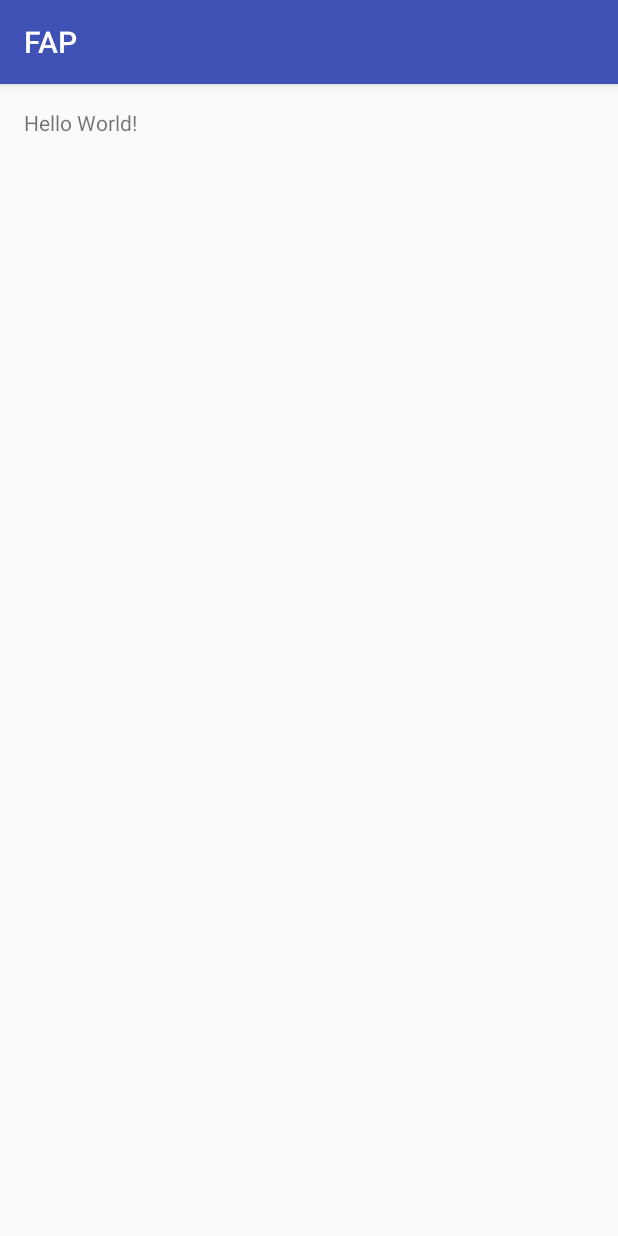
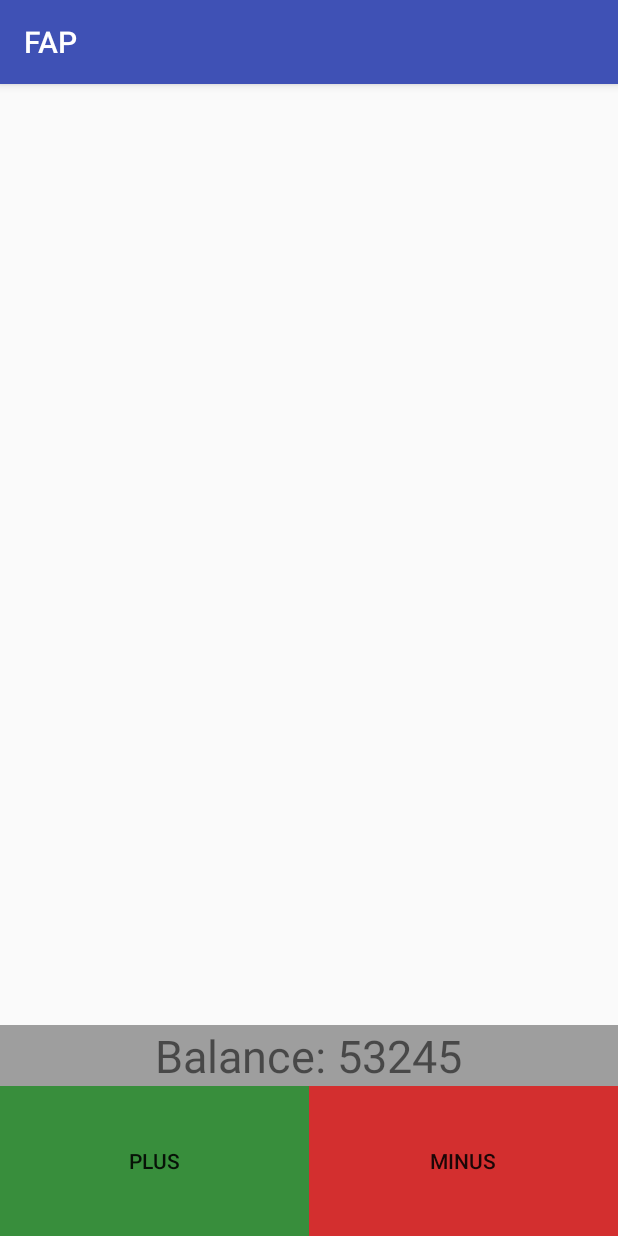
Before and after one commit to YaDaniil/FAP, an Android app: the screen it shows after launch (MainActivity), on a phone screen of 412 x 824 dp. Run offline under Robolectric (Android 15) with nearby library versions, the phone set to English and light mode, and no system bars.

Commit message:
Set up basic UI functional elements

```diff
--- a/app/build.gradle
+++ b/app/build.gradle
@@ -23,4 +23,5 @@ dependencies {
     compile fileTree(dir: 'libs', include: ['*.jar'])
     testCompile 'junit:junit:4.12'
     compile 'com.android.support:appcompat-v7:24.2.0'
+    compile 'com.android.support:recyclerview-v7:24.2.0'
 }
--- a/app/src/main/res/layout/activity_main.xml
+++ b/app/src/main/res/layout/activity_main.xml
@@ -3,14 +3,55 @@
     xmlns:tools="http://schemas.android.com/tools"
     android:layout_width="match_parent"
     android:layout_height="match_parent"
-    android:paddingBottom="@dimen/activity_vertical_margin"
-    android:paddingLeft="@dimen/activity_horizontal_margin"
-    android:paddingRight="@dimen/activity_horizontal_margin"
-    android:paddingTop="@dimen/activity_vertical_margin"
-    tools:context="com.yadaniil.fap.MainActivity">
+    tools:context="com.yadaniil.fap.MainActivity"
+    android:orientation="vertical">
 
-    <TextView
-        android:layout_width="wrap_content"
+    <LinearLayout
+        android:layout_width="match_parent"
+        android:layout_height="match_parent">
+
+        <Button
+            android:layout_width="0dp"
+            android:layout_weight="0.5"
+            android:layout_height="@dimen/buttonHeight"
+            android:layout_gravity="bottom"
+            android:text="@string/plus"
+            android:id="@+id/plusButton"
+            android:background="@color/green700"/>
+
+        <Button
+            android:layout_width="0dp"
+            android:layout_weight="0.5"
+            android:layout_height="@dimen/buttonHeight"
+            android:text="@string/minus"
+
+            android:id="@+id/minusButton"
+            android:background="@color/red700"
+            android:layout_gravity="bottom"/>
+
+
+    </LinearLayout>
+
+    <android.support.v7.widget.RecyclerView
+        android:layout_width="match_parent"
+        android:layout_height="match_parent"
+        android:id="@+id/entriesRecyclerView"
+        android:layout_marginBottom="@dimen/buttonHeight">
+    </android.support.v7.widget.RecyclerView>
+
+    <LinearLayout
+        android:layout_width="match_parent"
         android:layout_height="wrap_content"
-        android:text="Hello World!" />
+        android:layout_alignBottom="@+id/entriesRecyclerView"
+        android:background="@color/grey500"
+        android:gravity="center">
+
+        <TextView
+            android:layout_width="wrap_content"
+            android:layout_height="wrap_content"
+            android:id="@+id/balanceTextView"
+            android:text="Balance: 53245"
+            android:textSize="@dimen/balanceHeight" />
+    </LinearLayout>
+
 </RelativeLayout>
--- a/app/src/main/res/values/colors.xml
+++ b/app/src/main/res/values/colors.xml
@@ -3,4 +3,7 @@
     <color name="colorPrimary">#3F51B5</color>
     <color name="colorPrimaryDark">#303F9F</color>
     <color name="colorAccent">#FF4081</color>
+    <color name="red700">#d32f2f</color>
+    <color name="green700">#388E3C</color>
+    <color name="grey500">#9E9E9E</color>
 </resources>
--- a/app/src/main/res/values/dimens.xml
+++ b/app/src/main/res/values/dimens.xml
@@ -2,4 +2,6 @@
     <!-- Default screen margins, per the Android Design guidelines. -->
     <dimen name="activity_horizontal_margin">16dp</dimen>
     <dimen name="activity_vertical_margin">16dp</dimen>
+    <dimen name="buttonHeight">100dp</dimen>
+    <dimen name="balanceHeight">30dp</dimen>
 </resources>
--- a/app/src/main/res/values/strings.xml
+++ b/app/src/main/res/values/strings.xml
@@ -1,3 +1,5 @@
 <resources>
     <string name="app_name">FAP</string>
+    <string name="minus">Minus</string>
+    <string name="plus">Plus</string>
 </resources>
```
